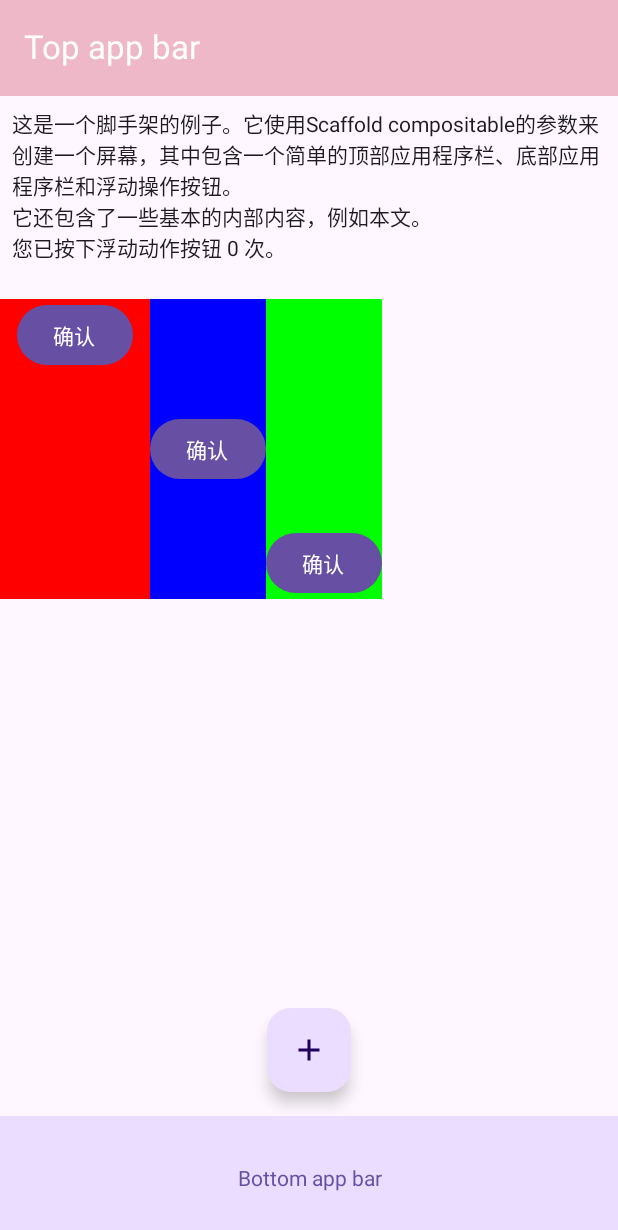
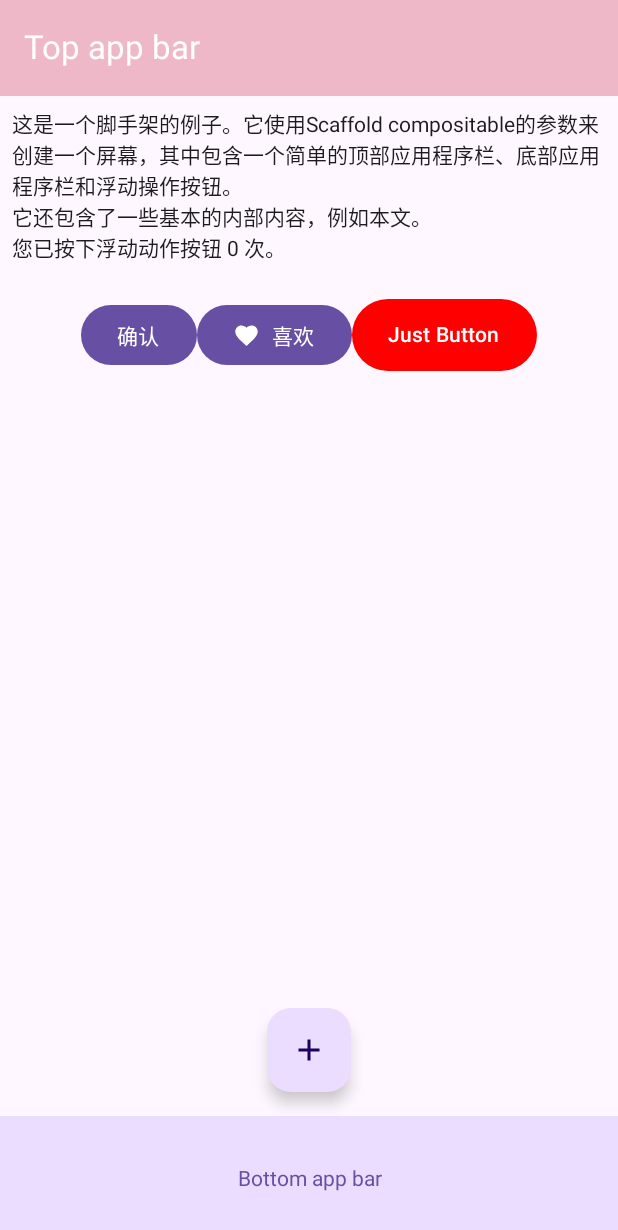
Before and after one commit to DGUTyu/ComposeDemo, an Android app built with Jetpack Compose: the screen it shows after launch (ComposeActivity), on a phone screen of 412 x 824 dp. Shown: the top 1230 px of the screen. Run offline under Robolectric (Android 15) with nearby library versions, the phone set to English and light mode, and no system bars; pictures from the network do not load.

Commit message:
Compose基础组件：Button

```diff
--- a/app/src/main/java/com/wxdgut/composedemo/ComposeActivity.kt
+++ b/app/src/main/java/com/wxdgut/composedemo/ComposeActivity.kt
@@ -61,6 +61,7 @@ import androidx.compose.ui.unit.dp
 import coil.compose.AsyncImage
 import coil.compose.rememberAsyncImagePainter
 import coil.request.ImageRequest
+import com.wxdgut.composedemo.basic.ShowButtonUse
 import com.wxdgut.composedemo.basic.ShowIconButtonUse
 import com.wxdgut.composedemo.basic.ShowIconUse
 import com.wxdgut.composedemo.basic.ShowImageUse
@@ -215,7 +216,8 @@ class ComposeActivity : ComponentActivity() {
                 //ShowIconUse()
                 //ShowIconButtonUse()
                 //SampleCenteredRowUsage()
-                SampleCenteredColumnUsage()
+                //SampleCenteredColumnUsage()
+                ShowButtonUse()
             }
         }
     }
--- /dev/null
+++ b/app/src/main/java/com/wxdgut/composedemo/basic/ButtonDemo.kt
@@ -0,0 +1,107 @@
+package com.wxdgut.composedemo.basic
+
+
+import androidx.compose.foundation.interaction.MutableInteractionSource
+import androidx.compose.foundation.interaction.collectIsPressedAsState
+import androidx.compose.foundation.layout.Column
+import androidx.compose.foundation.layout.IntrinsicSize
+import androidx.compose.foundation.layout.Spacer
+import androidx.compose.foundation.layout.height
+import androidx.compose.foundation.layout.size
+import androidx.compose.foundation.layout.width
+import androidx.compose.foundation.shape.RoundedCornerShape
+import androidx.compose.material.icons.Icons
+import androidx.compose.material.icons.filled.Favorite
+import androidx.compose.material3.Button
+import androidx.compose.material3.ButtonDefaults
+import androidx.compose.material3.Icon
+import androidx.compose.material3.Text
+import androidx.compose.runtime.Composable
+import androidx.compose.runtime.remember
+import androidx.compose.ui.Modifier
+import androidx.compose.ui.graphics.Color
+import androidx.compose.ui.tooling.preview.Preview
+import com.wxdgut.composedemo.utils.CenteredRow
+
+/**
+ * 创建 Data class 来记录不同状态下按钮的样式
+ * 使用 MutableInteractionSource() 获取状态，根据不同状态创建样式
+ */
+data class ButtonState(var text: String, var textColor: Color, var buttonColor: Color)
+
+@Preview(showBackground = true)
+@Composable
+fun ShowButtonUse() {
+    Column {
+        CenteredRow {
+            Button(onClick = { /*TODO*/ }) {
+                Text("确认")
+            }
+
+            Button(onClick = { /*TODO*/ }) {
+                // 添加图标在文字的旁边
+                Icon(
+                    // Material 库中的图标，有 Filled, Outlined, Rounded, Sharp, TwoTone
+                    Icons.Filled.Favorite,
+                    contentDescription = null,
+                    modifier = Modifier.size(ButtonDefaults.IconSize)
+                )
+                // 添加间隔
+                Spacer(Modifier.size(ButtonDefaults.IconSpacing))
+                Text("喜欢")
+            }
+
+            // 获取按钮的状态
+            val interactionState = remember { MutableInteractionSource() }
+            /*
+            val buttonState: ButtonState = when {
+                interactionState.collectIsPressedAsState().value ->
+                    ButtonState(
+                        "Just Pressed",
+                        Color.Red,
+                        Color.Black
+                    )
+
+                else ->
+                    ButtonState("Just Button", Color.White, Color.Red)
+            }
+
+            val text = buttonState.text
+            val textColor = buttonState.textColor
+            val buttonColor = buttonState.buttonColor
+            */
+
+            // 使用 Kotlin 的解构方法， 返回的 ButtonState 对象通过解构声明被分配给了三个变量
+            // text、textColor 和 buttonColor 这三个变量然后在 Button 组件中使用。
+            val (text, textColor, buttonColor) = when {
+                interactionState.collectIsPressedAsState().value ->
+                    ButtonState(
+                        "Just Pressed",
+                        Color.Red,
+                        Color.Black
+                    )
+
+                else ->
+                    ButtonState("Just Button", Color.White, Color.Red)
+            }
+            // 不同点击状态下的按钮状态
+            Button(
+                onClick = { /*TODO*/ },
+                // 按钮状态传进去
+                interactionSource = interactionState,
+                elevation = null,
+                // 设置为圆角矩形
+                shape = RoundedCornerShape(50),
+                colors = ButtonDefaults.buttonColors(
+                    containerColor = buttonColor,
+                ),
+                // 按钮的宽度和高度，分别设置为最大和最小自然大小
+                modifier = Modifier
+                    .width(IntrinsicSize.Max)
+                    .height(IntrinsicSize.Min)
+            ) {
+                Text(text = text, color = textColor)
+            }
+        }
+    }
+}
```
